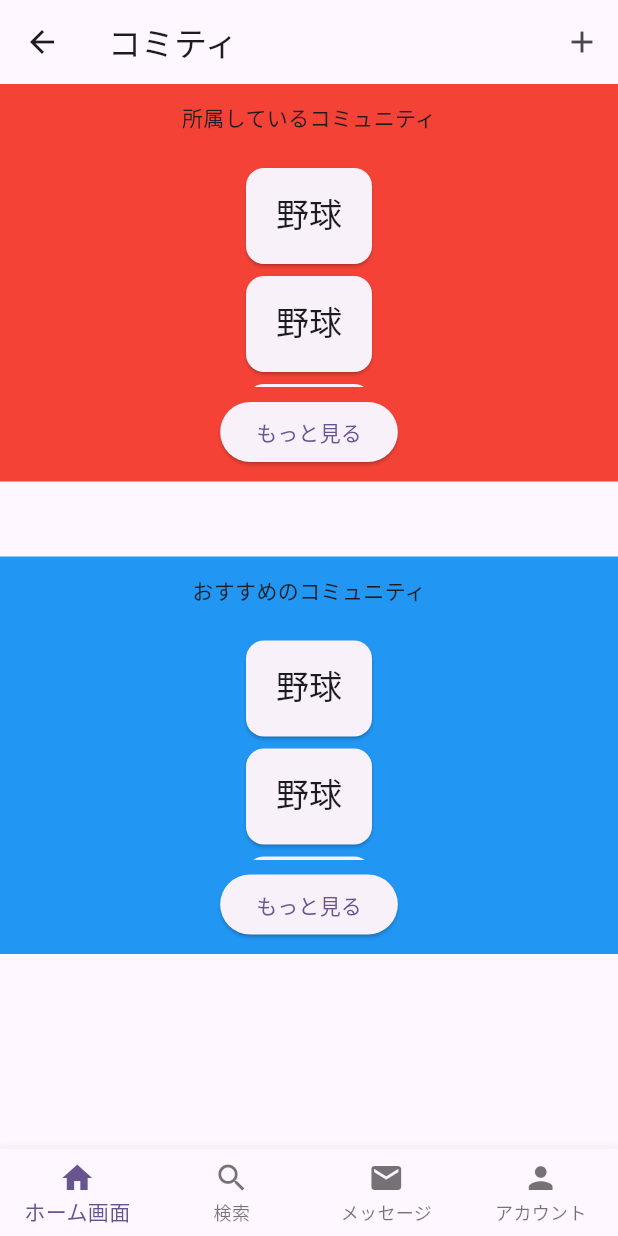
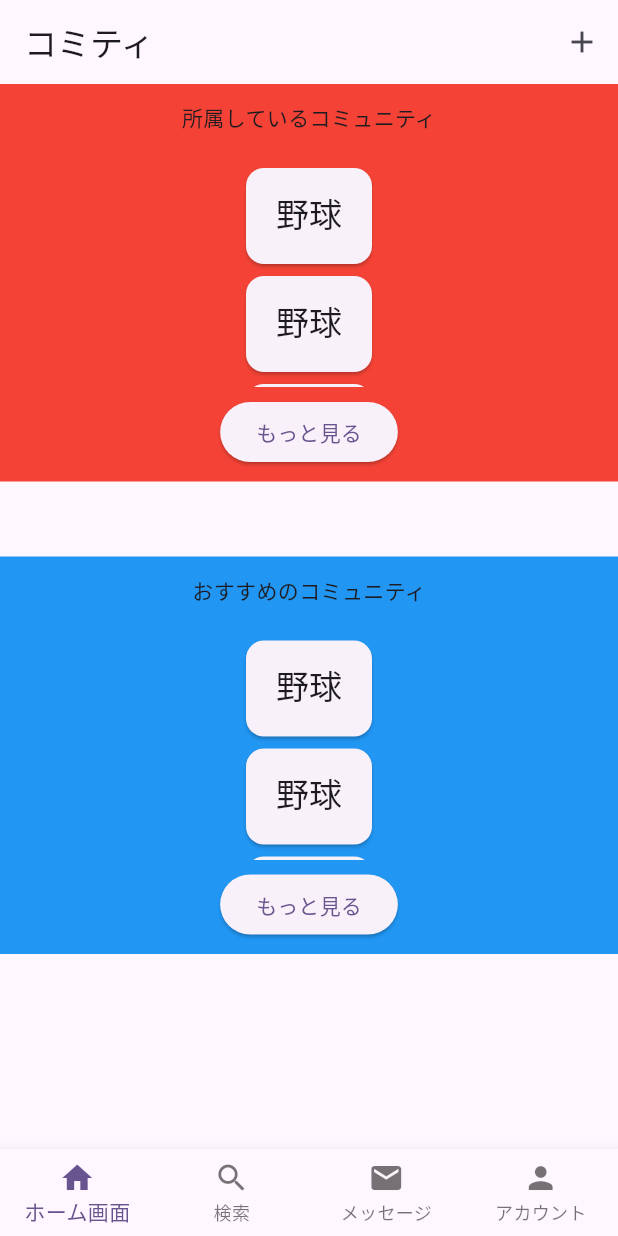
Before and after one commit to ltpdo/committee, a Flutter app: the HomeScreen screen opened directly, on a phone screen of 412 x 824 dp. Run offline on Flutter 3.47's test engine with Material 2 defaults, Android fonts, the phone set to English and light mode, and no system bars; our stand-ins replace cloud_firestore, firebase_auth, firebase_core; accounts and stored records are empty; generated files the repository leaves out were written again.

Commit message:
アカウント作成画面/ログイン画面から戻れないように修正

```diff
--- a/lib/models/community.dart
+++ b/lib/models/community.dart
@@ -1,4 +1,4 @@
-import 'dart:io';
+import 'package:flutter/material.dart';
 
 class Community {
   const Community({
--- a/lib/screens/HomeScreen.dart
+++ b/lib/screens/HomeScreen.dart
@@ -41,8 +41,11 @@ class _HomeScreenState extends State<HomeScreen> {
 
   @override
   Widget build(BuildContext context) {
-    return Scaffold(
+    return WillPopScope(
+      onWillPop: () async => false,
+      child: Scaffold(
         appBar: AppBar(
+          automaticallyImplyLeading: false,
           title: const Text('コミティ'),
           actions: [
             IconButton(
@@ -110,6 +113,7 @@ class _HomeScreenState extends State<HomeScreen> {
           ],
           type: BottomNavigationBarType.fixed,
         ),
+      ),
     );
   }
 }
```
Lines whose indentation alone changed are shown as unchanged.
